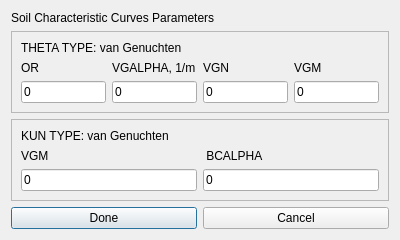
Qt form ui/soil_characteristic_curves.ui (Inigobarbe/VFSMOD-GUI) before a commit.
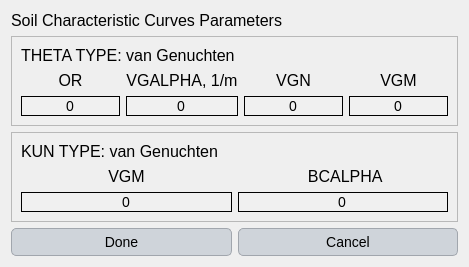
The same form after that commit.

```diff
--- a/ui/soil_characteristic_curves.ui
+++ b/ui/soil_characteristic_curves.ui
@@ -6,13 +6,116 @@
    <rect>
     <x>0</x>
     <y>0</y>
-    <width>400</width>
-    <height>234</height>
+    <width>469</width>
+    <height>267</height>
    </rect>
   </property>
   <property name="windowTitle">
    <string>Dialog</string>
   </property>
+  <property name="styleSheet">
+   <string notr="true">QLabel {
+    font-family: 'Georgia'; /* Cambiar la fuente a Georgia */
+    font-size: 16px; /* Cambiar el tamaño de la fuente */
+    color: #000000; /* Color del texto (blanco) */
+}
+
+QLineEdit {
+    font-family: 'Georgia'; /* Cambiar la fuente a Georgia */
+    font-size: 14px; /* Cambiar el tamaño de la fuente */
+    color: #000000; /* Color del texto (blanco) */
+    background-color: #f0f0f0; /* Color de fondo del QLineEdit */
+    border: 1px solid #000000; /* Borde blanco */
+}
+
+QComboBox {
+    font-family: 'Georgia'; /* Cambiar la fuente a Georgia */
+    font-size: 14px; /* Cambiar el tamaño de la fuente */
+    color: #000000; /* Color del texto (blanco) */
+    background-color: #cfd4da; /* Fondo oscuro del ComboBox */
+}
+
+QRadioButton {
+    font-family: 'Georgia'; /* Cambiar la fuente a Georgia */
+    font-size: 14px; /* Cambiar el tamaño de la fuente */
+    color: #000000; /* Color del texto (blanco) */
+}
+
+QCheckBox {
+    font-family: 'Georgia'; /* Cambiar la fuente a Georgia */
+    font-size: 14px; /* Cambiar el tamaño de la fuente */
+    color: #000000; /* Color del texto (blanco) */
+}
+
+/* Cambiar la fuente y estilo de los QPushButton */
+QPushButton {
+    font-family: 'Georgia'; /* Cambiar la fuente */
+    font-size: 14px; /* Cambiar el tamaño de la fuente */
+    color: #000000; /* Color del texto negro */
+    background-color: #cfd4da; /* Fondo gris claro */
+    border: 1px solid #a1a6ad; /* Borde gris medio */
+    border-radius: 5px; /* Bordes redondeados */
+    padding: 5px; /* Espaciado interno */
+}
+
+/* Estilo cuando el ratón pasa sobre el botón */
+QPushButton:hover {
+    color: #000000; /* Mantener el texto negro */
+    background-color: #b7bcc3; /* Fondo gris un poco más oscuro al pasar el mouse */
+}
+
+/* Estilo cuando el botón está presionado */
+QPushButton:pressed {
+    background-color: #a6acb3; /* Fondo ligeramente más oscuro al presionar */
+    color: #000000; /* Mantener el texto negro cuando se presiona */
+}
+
+
+
+/* Estilo general para QTableWidget y QTableView */
+QTableWidget, QTableView {
+    font-family: 'Georgia'; /* Cambiar la fuente a Georgia */
+    font-size: 14px; /* Tamaño de la fuente */
+    color: #000000; /* Color del texto negro */
+    background-color: #e6e9ed; /* Fondo gris claro para la tabla */
+    gridline-color: #a1a6ad; /* Color de las líneas de la tabla (gris medio) */
+    selection-background-color: #b7bcc3; /* Color de fondo cuando se selecciona una celda (gris suave) */
+    selection-color: #000000; /* Color del texto cuando la celda está seleccionada (negro) */
+}
+
+/* Estilo para el encabezado horizontal de la tabla */
+QHeaderView::section {
+    font-family: 'Georgia'; /* Cambiar la fuente a Georgia */
+    font-size: 14px; /* Tamaño de la fuente */
+    color: #000000; /* Color del texto negro */
+    background-color: #cfd4da; /* Fondo gris claro del encabezado */
+    border: 1px solid #a1a6ad; /* Borde gris medio entre las secciones */
+    padding: 4px; /* Espaciado interno en el encabezado */
+}
+
+/* Estilo para las celdas de la tabla al pasar el mouse */
+QTableWidget::item:hover, QTableView::item:hover {
+    background-color: #b7bcc3; /* Fondo gris suave al pasar el mouse */
+    color: #000000; /* Mantener el texto negro */
+}
+
+/* Estilo para las celdas cuando están seleccionadas */
+QTableWidget::item:selected, QTableView::item:selected {
+    background-color: #a6acb3; /* Fondo gris intermedio cuando está seleccionado */
+    color: #000000; /* Texto negro cuando está seleccionado */
+}
+
+/* Ajustar el tamaño de las celdas */
+QTableWidget::item, QTableView::item {
+    padding: 4px; /* Espaciado interno de las celdas */
+}
+
+/* Estilo para el borde inferior de la tabla */
+QTableCornerButton::section {
+    background-color: #cfd4da; /* Fondo del botón de esquina */
+    border: 1px solid #a1a6ad; /* Borde gris medio del botón de esquina */
+}</string>
+  </property>
   <layout class="QGridLayout" name="gridLayout_3">
    <item row="0" column="0">
     <widget class="QLabel" name="label">
@@ -44,6 +147,9 @@
           <property name="text">
            <string>OR</string>
           </property>
+          <property name="alignment">
+           <set>Qt::AlignCenter</set>
+          </property>
          </widget>
         </item>
         <item>
@@ -51,6 +157,9 @@
           <property name="text">
            <string>0</string>
           </property>
+          <property name="alignment">
+           <set>Qt::AlignCenter</set>
+          </property>
          </widget>
         </item>
        </layout>
@@ -62,6 +171,9 @@
           <property name="text">
            <string>VGALPHA, 1/m</string>
           </property>
+          <property name="alignment">
+           <set>Qt::AlignCenter</set>
+          </property>
          </widget>
         </item>
         <item>
@@ -69,6 +181,9 @@
           <property name="text">
            <string>0</string>
           </property>
+          <property name="alignment">
+           <set>Qt::AlignCenter</set>
+          </property>
          </widget>
         </item>
        </layout>
@@ -80,6 +195,9 @@
           <property name="text">
            <string>VGN</string>
           </property>
+          <property name="alignment">
+           <set>Qt::AlignCenter</set>
+          </property>
          </widget>
         </item>
         <item>
@@ -87,6 +205,9 @@
           <property name="text">
            <string>0</string>
           </property>
+          <property name="alignment">
+           <set>Qt::AlignCenter</set>
+          </property>
          </widget>
         </item>
        </layout>
@@ -98,6 +219,9 @@
           <property name="text">
            <string>VGM</string>
           </property>
+          <property name="alignment">
+           <set>Qt::AlignCenter</set>
+          </property>
          </widget>
         </item>
         <item>
@@ -105,6 +229,9 @@
           <property name="text">
            <string>0</string>
           </property>
+          <property name="alignment">
+           <set>Qt::AlignCenter</set>
+          </property>
          </widget>
         </item>
        </layout>
@@ -135,6 +262,9 @@
           <property name="text">
            <string>VGM</string>
           </property>
+          <property name="alignment">
+           <set>Qt::AlignCenter</set>
+          </property>
          </widget>
         </item>
         <item>
@@ -142,6 +272,9 @@
           <property name="text">
            <string>0</string>
           </property>
+          <property name="alignment">
+           <set>Qt::AlignCenter</set>
+          </property>
          </widget>
         </item>
        </layout>
@@ -153,6 +286,9 @@
           <property name="text">
            <string> BCALPHA</string>
           </property>
+          <property name="alignment">
+           <set>Qt::AlignCenter</set>
+          </property>
          </widget>
         </item>
         <item>
@@ -160,6 +296,9 @@
           <property name="text">
            <string>0</string>
           </property>
+          <property name="alignment">
+           <set>Qt::AlignCenter</set>
+          </property>
          </widget>
         </item>
        </layout>
```
